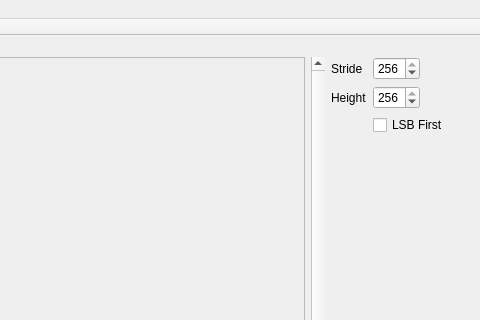
Qt form mainwindow.ui (alxdrl/bittle) before a commit; both pictures show x 422 to 902 and y 0 to 320 of the 902 by 571 pixel window.
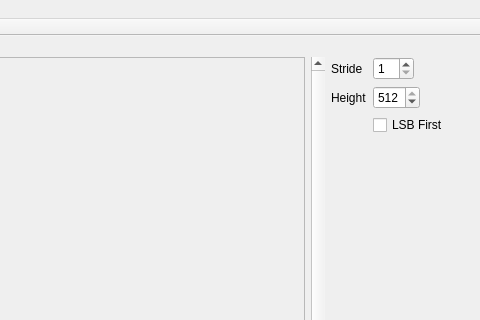
The same form after that commit.

Commit message: Implemented horizontal stripes filling

The edit to the form file:
```diff
--- a/mainwindow.ui
+++ b/mainwindow.ui
@@ -84,16 +84,16 @@
        <item row="1" column="1">
         <widget class="QSpinBox" name="spinImageStride">
          <property name="minimum">
-          <number>8</number>
+          <number>1</number>
          </property>
          <property name="maximum">
-          <number>256</number>
+          <number>32</number>
          </property>
          <property name="singleStep">
           <number>8</number>
          </property>
          <property name="value">
-          <number>256</number>
+          <number>1</number>
          </property>
         </widget>
        </item>
@@ -107,16 +107,16 @@
        <item row="3" column="1">
         <widget class="QSpinBox" name="spinImageHeight">
          <property name="minimum">
-          <number>8</number>
+          <number>1</number>
          </property>
          <property name="maximum">
-          <number>256</number>
+          <number>512</number>
          </property>
          <property name="singleStep">
           <number>8</number>
          </property>
          <property name="value">
-          <number>256</number>
+          <number>512</number>
          </property>
         </widget>
        </item>
```
Left out of the diff: 4 changed lines with no effect on the pictures. The commit also changes 2 other files.
